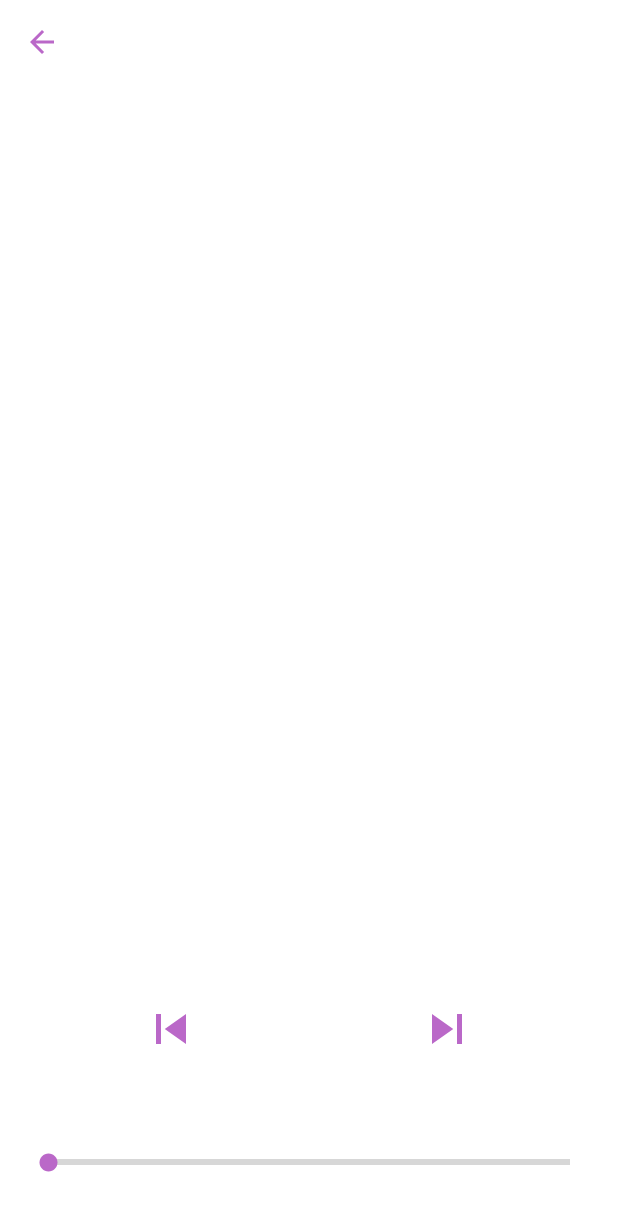
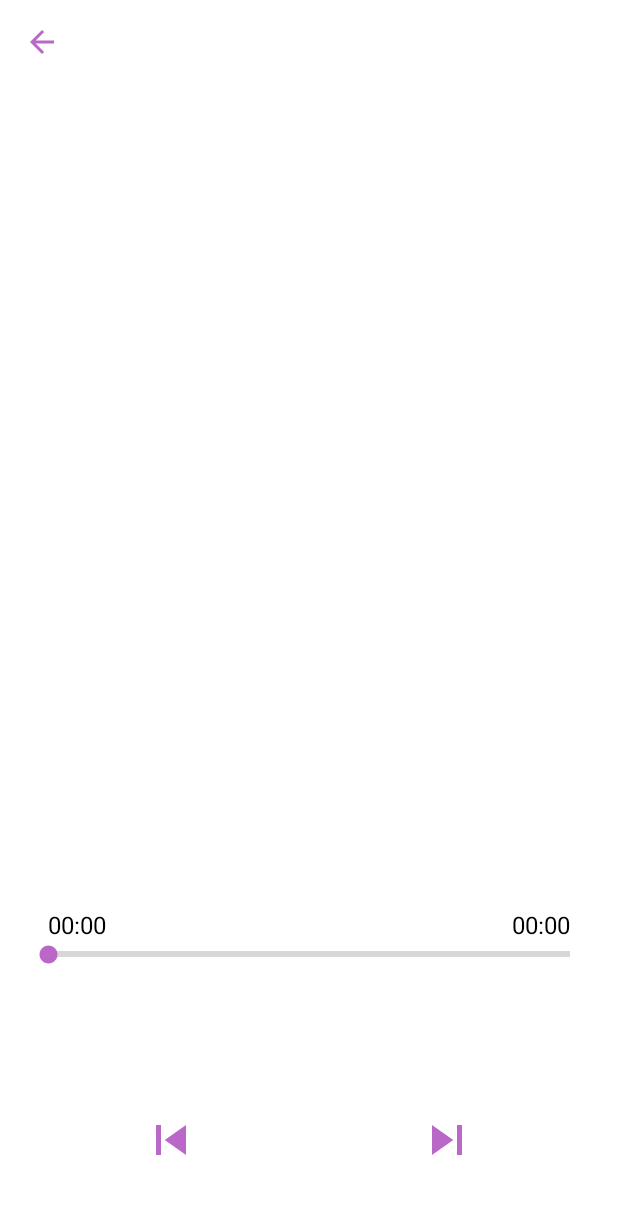
Before and after one commit to Lider123/Muspert, an Android app: the fragment PlayerFragment placed in its activity, on a phone screen of 412 x 824 dp. Shown: the top 1211 px of the screen. Run offline under Robolectric (Android 15) with nearby library versions, the phone set to English and light mode, and no system bars; our stand-ins replace Picasso, RxJava; libraries missing offline, so code that uses them is left out: com.arellomobile.mvp, com.facebook.stetho; pictures from the network do not load; 1 statement that could not run was skipped.

Commit message:
Redesigned player screen

```diff
--- a/app/build.gradle
+++ b/app/build.gradle
@@ -69,6 +69,7 @@ dependencies {
     implementation 'de.hdodenhof:circleimageview:3.1.0'
     implementation 'io.github.microutils:kotlin-logging:1.7.10'
     implementation 'io.reactivex.rxjava2:rxandroid:2.1.1'
+    implementation 'net.danlew:android.joda:2.10.6'
     implementation "org.koin:koin-android:$koin_version"
     implementation "org.koin:koin-android-ext:$koin_version"
     implementation "tech.schoolhelper:moxy-x:$moxy_version"
--- a/app/src/main/java/com/babaetskv/muspert/MainApplication.kt
+++ b/app/src/main/java/com/babaetskv/muspert/MainApplication.kt
@@ -9,6 +9,7 @@ import com.chibatching.kotpref.Kotpref
 import com.facebook.stetho.Stetho
 import com.google.firebase.crashlytics.FirebaseCrashlytics
 import com.miguelbcr.ui.rx_paparazzo2.RxPaparazzo
+import net.danlew.android.joda.JodaTimeAndroid
 import org.koin.android.ext.android.inject
 import org.koin.android.ext.koin.androidContext
 import org.koin.core.context.startKoin
@@ -26,7 +27,12 @@ class MainApplication : Application() {
         initRxPaparazzo()
         initKotpref()
         initStetho()
+        initJodaTime()
         registerReceiver(notificationReceiver, IntentFilter(NotificationReceiver.BROADCAST_ACTION))
+    }
+
+    private fun initJodaTime() {
+        JodaTimeAndroid.init(this)
     }
 
     private fun initStetho() {
--- a/app/src/main/java/com/babaetskv/muspert/ui/fragments/PlayerFragment.kt
+++ b/app/src/main/java/com/babaetskv/muspert/ui/fragments/PlayerFragment.kt
@@ -14,6 +14,7 @@ import com.babaetskv.muspert.presentation.player.PlayerPresenter
 import com.babaetskv.muspert.presentation.player.PlayerView
 import com.babaetskv.muspert.ui.base.PlaybackControls
 import com.babaetskv.muspert.ui.base.PlaybackFragment
+import com.babaetskv.muspert.utils.formatTime
 import kotlinx.android.synthetic.main.fragment_player.*
 
 class PlayerFragment : PlaybackFragment(), PlayerView, PlaybackControls {
@@ -56,6 +57,7 @@ class PlayerFragment : PlaybackFragment(), PlayerView, PlaybackControls {
 
     override fun setDuration(duration: Int) {
         seekbar.max = duration
+        tvDuration.text = formatTime(duration.toLong() * 1000)
     }
 
     override fun setIsPlaying(isPlaying: Boolean) {
@@ -76,6 +78,7 @@ class PlayerFragment : PlaybackFragment(), PlayerView, PlaybackControls {
 
     override fun setProgress(progress: Int) {
         seekbar.progress = progress
+        tvProgress.text = formatTime(progress.toLong() * 1000)
     }
 
     override fun setTitle(stringRes: Int) {
--- /dev/null
+++ b/app/src/main/java/com/babaetskv/muspert/utils/DateTimeUtils.kt
@@ -0,0 +1,19 @@
+package com.babaetskv.muspert.utils
+
+import org.joda.time.Period
+import org.joda.time.format.PeriodFormatterBuilder
+
+fun formatTime(timeMillis: Long): String = if (timeMillis <= 0) "00:00" else {
+    Period(timeMillis).normalizedStandard().let {
+        val formatter = PeriodFormatterBuilder()
+            .appendHours()
+            .appendSeparator(":")
+            .printZeroIfSupported()
+            .minimumPrintedDigits(2)
+            .appendMinutes()
+            .appendSeparator(":")
+            .appendSeconds()
+            .toFormatter()
+        formatter.print(it)
+    }
+}
--- a/app/src/main/res/layout/fragment_player.xml
+++ b/app/src/main/res/layout/fragment_player.xml
@@ -16,26 +16,34 @@
 
     <androidx.appcompat.widget.AppCompatImageView
         android:id="@+id/imgCover"
-        android:layout_width="0dp"
+        android:layout_width="match_parent"
         android:layout_height="0dp"
+        android:layout_marginHorizontal="@dimen/layout_baseline_large"
         android:scaleType="fitCenter"
         app:layout_constraintTop_toBottomOf="@id/toolbar"
+        app:layout_constraintBottom_toTopOf="@id/layoutTitle"
         app:layout_constraintStart_toStartOf="parent"
         app:layout_constraintEnd_toEndOf="parent"
         app:layout_constraintDimensionRatio="1:1"
-        app:layout_constraintWidth_percent=".66"
+        app:layout_constraintVertical_chainStyle="spread_inside"
         tools:src="@tools:sample/backgrounds/scenic"/>
+
+    <LinearLayout
+        android:id="@+id/layoutTitle"
+        android:layout_width="wrap_content"
+        android:layout_height="wrap_content"
+        android:orientation="vertical"
+        android:gravity="center_horizontal"
+        app:layout_constraintStart_toStartOf="parent"
+        app:layout_constraintEnd_toEndOf="parent"
+        app:layout_constraintTop_toBottomOf="@id/imgCover"
+        app:layout_constraintBottom_toTopOf="@id/layoutSeekbar">
 
         <androidx.appcompat.widget.AppCompatTextView
             android:id="@+id/tvTitle"
             android:layout_width="wrap_content"
             android:layout_height="wrap_content"
             android:textAlignment="center"
-        app:layout_constraintTop_toBottomOf="@id/imgCover"
-        app:layout_constraintBottom_toTopOf="@id/tvArtistName"
-        app:layout_constraintStart_toStartOf="parent"
-        app:layout_constraintEnd_toEndOf="parent"
-        app:layout_constraintVertical_chainStyle="packed"
             tools:text="@tools:sample/lorem"
             style="@style/AppTheme.AppCompatTextView.Label"/>
 
@@ -44,19 +52,53 @@
             android:layout_width="wrap_content"
             android:layout_height="wrap_content"
             android:textAlignment="center"
-        app:layout_constraintTop_toBottomOf="@id/tvTitle"
+            tools:text="@tools:sample/lorem"/>
+    </LinearLayout>
+
+    <androidx.constraintlayout.widget.ConstraintLayout
+        android:id="@+id/layoutSeekbar"
+        android:layout_width="match_parent"
+        android:layout_height="wrap_content"
+        android:layout_marginHorizontal="16dp"
         app:layout_constraintBottom_toTopOf="@id/layoutControls"
+        app:layout_constraintTop_toBottomOf="@id/layoutTitle">
+
+        <androidx.appcompat.widget.AppCompatTextView
+            android:id="@+id/tvProgress"
+            android:layout_width="wrap_content"
+            android:layout_height="wrap_content"
+            android:layout_marginStart="@dimen/layout_baseline_default"
             app:layout_constraintStart_toStartOf="parent"
+            app:layout_constraintBottom_toTopOf="@id/seekbar"
+            tools:text="02:30"/>
+
+        <androidx.appcompat.widget.AppCompatTextView
+            android:id="@+id/tvDuration"
+            android:layout_width="wrap_content"
+            android:layout_height="wrap_content"
+            android:layout_marginEnd="@dimen/layout_baseline_default"
             app:layout_constraintEnd_toEndOf="parent"
-        tools:text="@tools:sample/lorem"/>
+            app:layout_constraintBottom_toTopOf="@id/seekbar"
+            tools:text="01:01:00"/>
+
+        <androidx.appcompat.widget.AppCompatSeekBar
+            android:id="@+id/seekbar"
+            android:layout_width="match_parent"
+            android:layout_height="wrap_content"
+            app:layout_constraintBottom_toBottomOf="parent"
+            tools:max="100"
+            tools:progress="33"
+            style="@style/Widget.AppCompat.ProgressBar.Horizontal"/>
+    </androidx.constraintlayout.widget.ConstraintLayout>
 
     <LinearLayout
         android:id="@+id/layoutControls"
         android:layout_width="match_parent"
         android:layout_height="wrap_content"
-        android:layout_marginBottom="40dp"
+        android:layout_marginBottom="24dp"
         android:gravity="center"
-        app:layout_constraintBottom_toTopOf="@id/seekbar">
+        app:layout_constraintBottom_toBottomOf="parent"
+        app:layout_constraintTop_toBottomOf="@id/layoutSeekbar">
 
         <androidx.appcompat.widget.AppCompatImageButton
             android:id="@+id/btnPrev"
@@ -83,15 +125,4 @@
             android:padding="8dp"
             android:src="@drawable/ic_next_accent"/>
     </LinearLayout>
-
-    <androidx.appcompat.widget.AppCompatSeekBar
-        android:id="@+id/seekbar"
-        android:layout_width="match_parent"
-        android:layout_height="wrap_content"
-        android:layout_marginHorizontal="16dp"
-        android:layout_marginBottom="40dp"
-        app:layout_constraintBottom_toBottomOf="parent"
-        tools:max="100"
-        tools:progress="33"
-        style="@style/Widget.AppCompat.ProgressBar.Horizontal"/>
 </androidx.constraintlayout.widget.ConstraintLayout>
```
Lines whose indentation alone changed are shown as unchanged.
